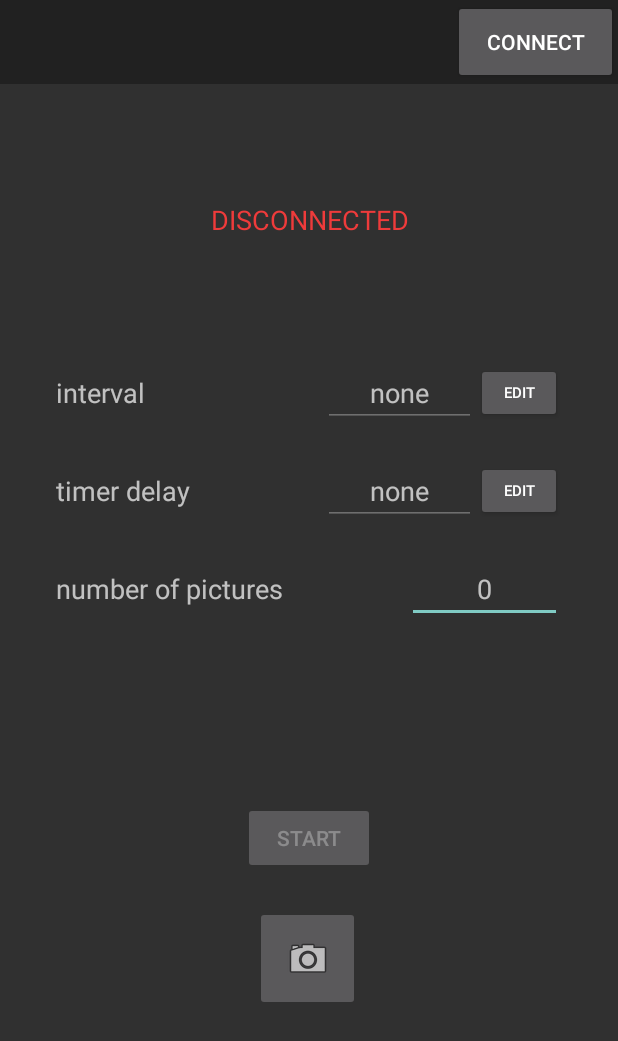
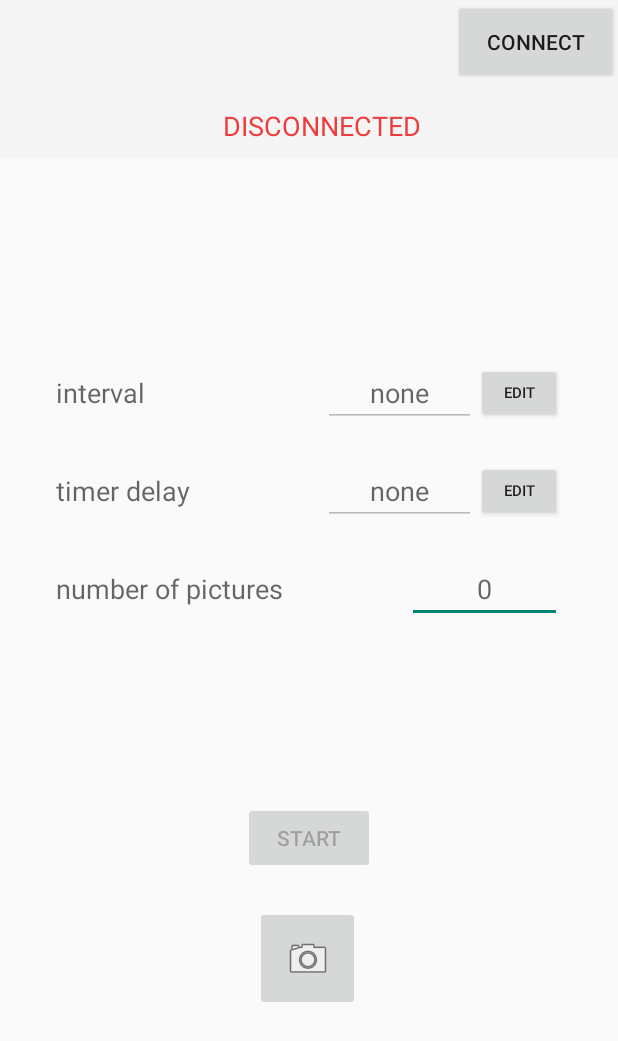
Before and after one commit to pierretre/bluetooth-intervalometer, an Android app: the screen it shows after launch (MainActivity), on a phone screen of 412 x 824 dp. Shown: the top 1041 px of the screen. Run offline under Robolectric (Android 15) with nearby library versions, the phone set to English and light mode, and no system bars.

```diff
--- a/src/android/app/app/src/main/AndroidManifest.xml
+++ b/src/android/app/app/src/main/AndroidManifest.xml
@@ -14,10 +14,7 @@
         android:label="@string/app_name"
         android:roundIcon="@mipmap/ic_launcher_round"
         android:supportsRtl="true"
-        android:theme="@style/Theme.AppCompat.NoActionBar">
-        <service
-            android:name=".BluetoothCommunicationService"
-            android:exported="false"></service>
+        android:theme="@style/Theme.AppCompat.DayNight.NoActionBar">
         <service android:name=".BluetoothIntentService" />
 
         <activity android:name=".TimePickingActivity" />
--- a/src/android/app/app/src/main/java/com/example/appandroid/BluetoothIntentService.java
+++ b/src/android/app/app/src/main/java/com/example/appandroid/BluetoothIntentService.java
@@ -61,7 +61,7 @@ public class BluetoothIntentService extends IntentService {
         super.onStartCommand(intent, startId, startId);
         Log.e("SERVICE", "onStartCommand");
         try {
-            Thread.sleep(100);
+            Thread.sleep(500);
         } catch (InterruptedException e) {
             e.printStackTrace();
         }
@@ -217,7 +217,7 @@ public class BluetoothIntentService extends IntentService {
         }
     }
 
-    private void send(String str){
+    public void send(String str){
         try{
             byte[] bytes = str.getBytes();
             this.output.write(bytes);
--- a/src/android/app/app/src/main/res/layout/activity_main.xml
+++ b/src/android/app/app/src/main/res/layout/activity_main.xml
@@ -9,71 +9,48 @@
 
     <androidx.appcompat.widget.Toolbar
         android:id="@+id/my_toolbar"
-        android:layout_width="match_parent"
-        android:layout_height="?attr/actionBarSize"
+        android:layout_width="0dp"
+        android:layout_height="wrap_content"
         android:background="?attr/colorPrimary"
         android:theme="@style/ThemeOverlay.AppCompat.ActionBar"
-        app:layout_constraintTop_toTopOf="parent"
-        tools:layout_editor_absoluteX="0dp" />
+        app:layout_constraintEnd_toEndOf="parent"
+        app:layout_constraintStart_toStartOf="parent"
+        app:layout_constraintTop_toTopOf="parent">
+
+        <LinearLayout
+            android:layout_width="match_parent"
+            android:layout_height="match_parent"
+            android:orientation="vertical"
+            tools:layout_editor_absoluteX="16dp">
+
+            <androidx.constraintlayout.widget.ConstraintLayout
+                android:layout_width="match_parent"
+                android:layout_height="match_parent">
 
                 <Button
                     android:id="@+id/connectBtn"
                     android:layout_width="110dp"
                     android:layout_height="56dp"
+                    android:layout_gravity="right"
                     app:layout_constraintEnd_toEndOf="parent"
                     app:layout_constraintTop_toTopOf="parent" />
 
-    <LinearLayout
-        android:id="@+id/linearLayout"
-        android:layout_width="match_parent"
-        android:layout_height="wrap_content"
-        android:layout_marginStart="25dp"
-        android:layout_marginEnd="25dp"
-        android:orientation="vertical"
-        app:layout_constraintBottom_toBottomOf="parent"
-        app:layout_constraintEnd_toEndOf="parent"
-        app:layout_constraintStart_toStartOf="parent"
-        app:layout_constraintTop_toTopOf="parent"
-        app:layout_constraintVertical_bias="0.17000002">
+            </androidx.constraintlayout.widget.ConstraintLayout>
 
             <TextView
                 android:id="@+id/state"
                 android:layout_width="match_parent"
                 android:layout_height="wrap_content"
+                android:layout_marginTop="15dp"
                 android:layout_marginBottom="10dp"
                 android:text="TextView"
                 android:textAlignment="center"
                 android:textAppearance="@style/TextAppearance.AppCompat.Large"
                 android:textSize="18sp" />
 
-<!--        <LinearLayout-->
-<!--            style="@android:style/Widget.DeviceDefault.Button.Borderless.Small"-->
-<!--            android:layout_width="match_parent"-->
-<!--            android:layout_height="match_parent"-->
-<!--            android:orientation="horizontal">-->
+        </LinearLayout>
 
-<!--            <TextView-->
-<!--                android:id="@+id/nbText"-->
-<!--                android:layout_width="70dp"-->
-<!--                android:layout_height="wrap_content"-->
-<!--                android:layout_weight="1"-->
-<!--                android:text="status :"-->
-<!--                android:textAppearance="@style/TextAppearance.AppCompat.Medium"-->
-<!--                android:textSize="22sp"-->
-<!--                android:textStyle="bold" />-->
-
-<!--            <TextView-->
-<!--                android:id="@+id/status"-->
-<!--                android:layout_width="wrap_content"-->
-<!--                android:layout_height="match_parent"-->
-<!--                android:layout_weight="3"-->
-<!--                android:textAlignment="center"-->
-<!--                android:textAppearance="@style/TextAppearance.AppCompat.Medium"-->
-<!--                android:textSize="22sp" />-->
-
-<!--        </LinearLayout>-->
-
-    </LinearLayout>
+    </androidx.appcompat.widget.Toolbar>
 
     <LinearLayout
         android:layout_width="match_parent"
@@ -88,6 +65,7 @@
         app:layout_constraintVertical_bias="0.41000003">
 
         <LinearLayout
+            android:id="@+id/setIntervalLayout"
             style="@android:style/Widget.DeviceDefault.Button.Borderless.Small"
             android:layout_width="match_parent"
             android:layout_height="match_parent"
@@ -106,9 +84,9 @@
                 android:layout_height="wrap_content"
                 android:layout_weight="1.5"
                 android:ems="0"
+                android:enabled="false"
                 android:hint="none"
-                android:textAlignment="center"
-                android:enabled="false"/>
+                android:textAlignment="center" />
 
             <Button
                 android:id="@+id/setIntervalBtn"
@@ -121,6 +99,7 @@
         </LinearLayout>
 
         <LinearLayout
+            android:id="@+id/setTimerLayout"
             style="@android:style/Widget.DeviceDefault.Button.Borderless.Small"
             android:layout_width="match_parent"
             android:layout_height="match_parent"
@@ -139,9 +118,9 @@
                 android:layout_height="wrap_content"
                 android:layout_weight="1.5"
                 android:ems="0"
+                android:enabled="false"
                 android:hint="none"
-                android:textAlignment="center"
-                android:enabled="false"/>
+                android:textAlignment="center" />
 
             <Button
                 android:id="@+id/setTimerBtn"
@@ -192,7 +171,6 @@
                 android:layout_height="match_parent"
                 android:textAlignment="center"
                 android:textAppearance="@style/TextAppearance.AppCompat.Body1"
-                android:textColor="#2AFFFFFF"
                 android:textSize="12sp" />
 
         </LinearLayout>
--- a/src/android/app/app/src/main/res/values/strings.xml
+++ b/src/android/app/app/src/main/res/values/strings.xml
@@ -16,11 +16,11 @@
     <string name="hours">h</string>
 
     <!--    bluetooth connection error messages -->
-    <string name="connectError">cannot connect to device : make sure it is ON</string>
-    <string name="badValuesError">you must set an interval value and take at least one picture</string>
-    <string name="notConnectedError">you must connect to the device before starting shooting photos</string>
-    <string name="pairError">cannot pair to device : make sure you allow pairing</string>
-    <string name="discoverError">cannot find the device : make sure it is ON</string>
+    <string name="connectError">Cannot connect to the device, please try again</string>
+    <string name="badValuesError">You must set an interval value and take at least one picture</string>
+    <string name="notConnectedError">You must connect to the device before starting shooting photos</string>
+    <string name="pairError">Cannot pair to the device : make sure you allow pairing</string>
+    <string name="discoverError">Cannot find the device : make sure it is powered</string>
 
     <string name="connectBtn">connect</string>
     <string name="disconnectBtn">disconnect</string>
```
Also changed, not shown: src/android/app/app/src/main/java/com/example/appandroid/BluetoothIntervalometerViewModel.java (+26 -5 lines), src/android/app/app/src/main/java/com/example/appandroid/MainActivity.java (+36 -8 lines), 1 other file. Lines whose indentation alone changed are shown as unchanged.
